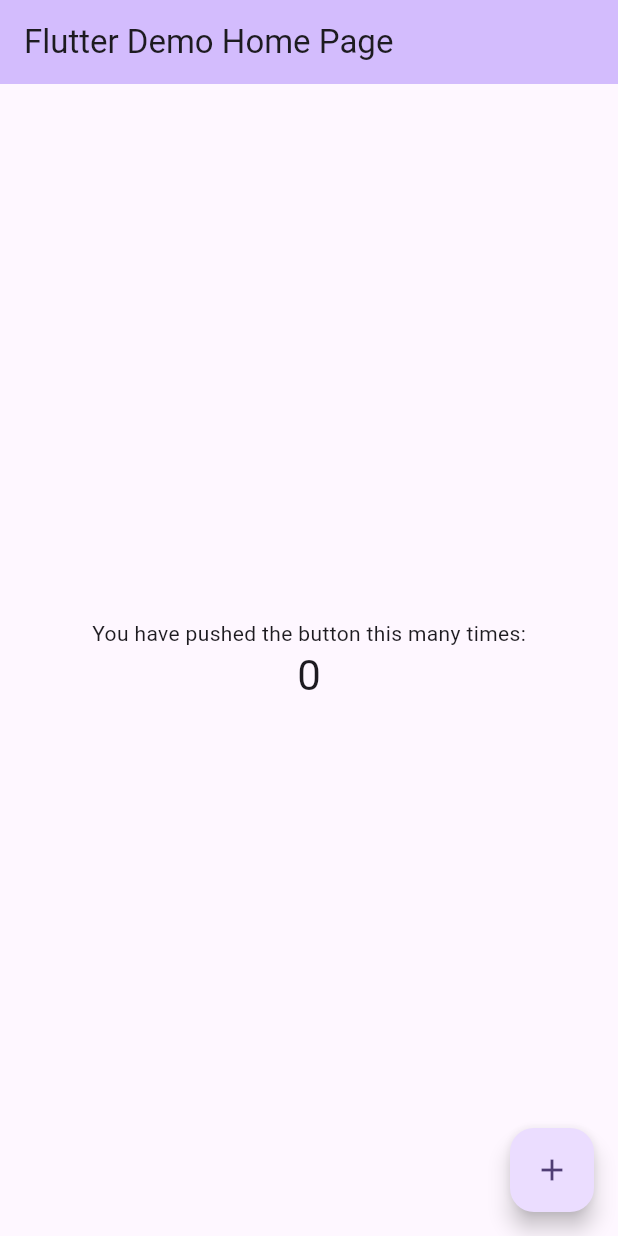
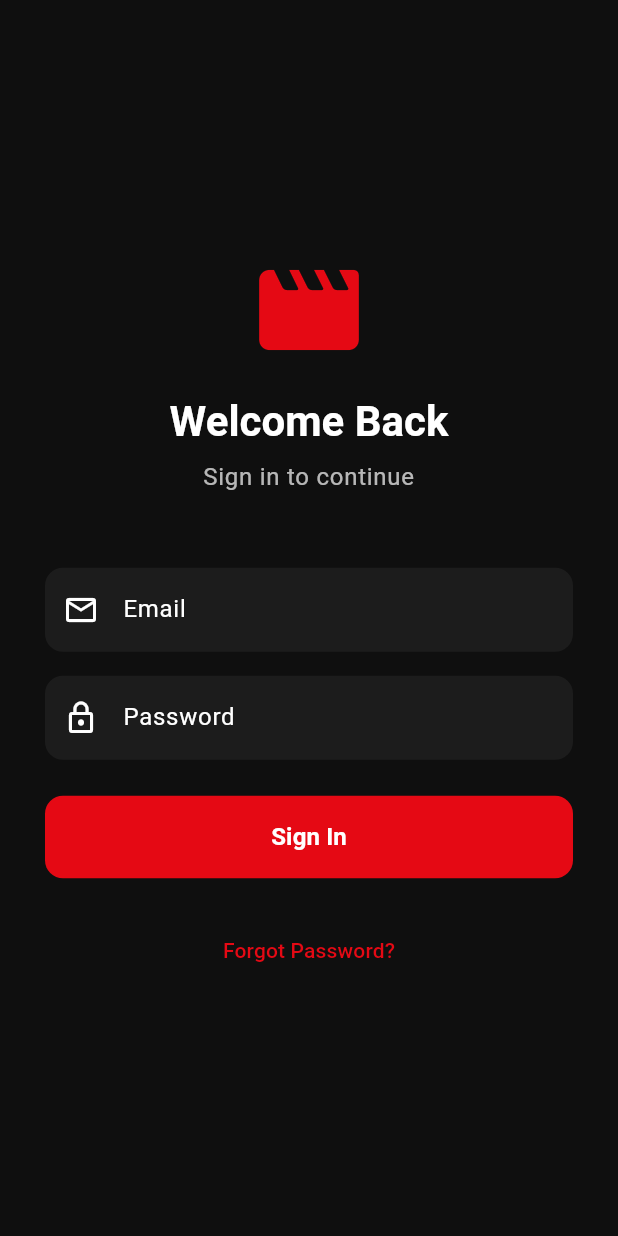
Before and after one commit to Semedii/uc-task-2, a Flutter app: the screen it shows after launch, on a phone screen of 412 x 824 dp. Run offline on Flutter 3.47's test engine with Material 3 defaults, Android fonts, the phone set to English and light mode, and no system bars; our stand-ins replace dio, flutter_hooks, flutter_secure_storage, freezed_annotation, hooks_riverpod, riverpod and 1 more; generated files the repository leaves out were written again.

Commit message:
:fire: implements login screen

```diff
--- a/lib/core/theme/app_theme.dart
+++ b/lib/core/theme/app_theme.dart
@@ -7,6 +7,55 @@ ThemeData buildAppTheme() {
     colorScheme: const ColorScheme.dark(primary: AppColors.primary),
     textTheme: const TextTheme(
       titleMedium: TextStyle(fontSize: 16, fontWeight: FontWeight.bold),
+      headlineMedium: TextStyle(
+        color: AppColors.textPrimary,
+        fontWeight: FontWeight.bold,
+      ),
     ),
+    elevatedButtonTheme: _elevatedButtonTheme,
+    inputDecorationTheme: _inputDecorationTheme,
+    iconTheme: _iconTheme,
   );
 }
+
+final ElevatedButtonThemeData _elevatedButtonTheme = ElevatedButtonThemeData(
+  style: ElevatedButton.styleFrom(
+    backgroundColor: AppColors.primary,
+    foregroundColor: Colors.white,
+    padding: const EdgeInsets.symmetric(vertical: 16),
+    shape: RoundedRectangleBorder(borderRadius: BorderRadius.circular(12)),
+    elevation: 0,
+  ),
+);
+
+final InputDecorationTheme _inputDecorationTheme = InputDecorationTheme(
+  filled: true,
+  fillColor: AppColors.card,
+
+  border: OutlineInputBorder(
+    borderRadius: BorderRadius.circular(12),
+    borderSide: BorderSide.none,
+  ),
+
+  enabledBorder: OutlineInputBorder(
+    borderRadius: BorderRadius.circular(12),
+    borderSide: BorderSide.none,
+  ),
+
+  focusedBorder: OutlineInputBorder(
+    borderRadius: BorderRadius.circular(12),
+    borderSide: const BorderSide(width: 1.5),
+  ),
+
+  errorBorder: OutlineInputBorder(
+    borderRadius: BorderRadius.circular(12),
+    borderSide: const BorderSide(color: Colors.red),
+  ),
+
+  contentPadding: const EdgeInsets.symmetric(horizontal: 16, vertical: 16),
+);
+
+final IconThemeData _iconTheme = IconThemeData(
+  color: AppColors.primary,
+  size: 20,
+);
--- /dev/null
+++ b/lib/features/auth/presentation/login_screen.dart
@@ -0,0 +1,194 @@
+import 'package:flutter/material.dart';
+import 'package:flutter_hooks/flutter_hooks.dart';
+import 'package:hooks_riverpod/hooks_riverpod.dart';
+import 'package:uc_task_2/core/theme/app_colors.dart';
+import 'package:uc_task_2/features/auth/application/auth_notifier.dart';
+
+class LoginScreen extends HookConsumerWidget {
+  const LoginScreen({super.key});
+
+  @override
+  Widget build(BuildContext context, WidgetRef ref) {
+    final theme = Theme.of(context);
+    final authState = ref.watch(authNotifierProvider);
+    final isLoading = authState.isLoading;
+    final authError = authState.error?.toString() ?? '';
+
+    final emailController = useTextEditingController();
+    final passwordController = useTextEditingController();
+    final formKey = useMemoized(() => GlobalKey<FormState>());
+
+    final emailFocus = useFocusNode();
+    final passwordFocus = useFocusNode();
+
+    final emailError = useState<String?>(null);
+    final passwordError = useState<String?>(null);
+
+    Future<void> submit() async {
+      emailError.value = null;
+      passwordError.value = null;
+
+      if (!formKey.currentState!.validate()) return;
+
+      final email = emailController.text.trim();
+      final password = passwordController.text.trim();
+
+      await ref.read(authNotifierProvider.notifier).login(email, password);
+    }
+
+    return Scaffold(
+      backgroundColor: AppColors.background,
+      body: SafeArea(
+        child: Center(
+          child: ConstrainedBox(
+            constraints: const BoxConstraints(maxWidth: 400),
+            child: SingleChildScrollView(
+              padding: const EdgeInsets.all(24),
+              child: Form(
+                key: formKey,
+                child: Column(
+                  mainAxisAlignment: MainAxisAlignment.center,
+                  crossAxisAlignment: CrossAxisAlignment.stretch,
+                  children: [
+                    _buildHeader(theme),
+                    const SizedBox(height: 48),
+                    _buildEmailField(
+                      emailController,
+                      emailFocus,
+                      passwordFocus,
+                      emailError,
+                    ),
+                    const SizedBox(height: 16),
+                    _buildPasswordField(
+                      passwordController,
+                      passwordFocus,
+                      passwordError,
+                      submit,
+                    ),
+                    const SizedBox(height: 24),
+                    if (authError.isNotEmpty) _buildErrorMessage(authError),
+                    _buildLoginButton(isLoading, submit),
+                    const SizedBox(height: 24),
+                    _buildForgotPasswordButton(),
+                  ],
+                ),
+              ),
+            ),
+          ),
+        ),
+      ),
+    );
+  }
+
+  Widget _buildHeader(ThemeData theme) {
+    return Column(
+      children: [
+        _buildHeaderIcon(),
+        const SizedBox(height: 16),
+        _buildHeaderTitle(theme),
+        const SizedBox(height: 8),
+        _buildHeaderSubtitle(theme),
+      ],
+    );
+  }
+
+  Icon _buildHeaderIcon() {
+    return const Icon(Icons.movie_creation_rounded, size: 80);
+  }
+
+  Text _buildHeaderTitle(ThemeData theme) {
+    return Text(
+      'Welcome Back',
+      style: theme.textTheme.headlineMedium,
+      textAlign: TextAlign.center,
+    );
+  }
+
+  Text _buildHeaderSubtitle(ThemeData theme) {
+    return Text(
+      'Sign in to continue',
+      style: theme.textTheme.bodyLarge?.copyWith(
+        color: AppColors.textSecondary,
+      ),
+      textAlign: TextAlign.center,
+    );
+  }
+
+  Widget _buildEmailField(
+    TextEditingController controller,
+    FocusNode emailFocus,
+    FocusNode passwordFocus,
+    ValueNotifier<String?> emailError,
+  ) {
+    return TextFormField(
+      controller: controller,
+      focusNode: emailFocus,
+      keyboardType: TextInputType.emailAddress,
+      textInputAction: TextInputAction.next,
+      onFieldSubmitted: (_) => passwordFocus.requestFocus(),
+      decoration: InputDecoration(
+        labelText: 'Email',
+        prefixIcon: const Icon(Icons.email_outlined),
+      ),
+      validator: (v) => v?.trim().isEmpty ?? true ? 'Email is required' : null,
+    );
+  }
+
+  Widget _buildPasswordField(
+    TextEditingController controller,
+    FocusNode focus,
+    ValueNotifier<String?> error,
+    VoidCallback onSubmit,
+  ) {
+    return TextFormField(
+      controller: controller,
+      focusNode: focus,
+      obscureText: true,
+      textInputAction: TextInputAction.done,
+      onFieldSubmitted: (_) => onSubmit(),
+      decoration: InputDecoration(
+        labelText: 'Password',
+        prefixIcon: const Icon(Icons.lock_outline),
+      ),
+      validator: (v) =>
+          v?.trim().isEmpty ?? true ? 'Password is required' : null,
+    );
+  }
+
+  Widget _buildErrorMessage(String message) {
+    return Padding(
+      padding: const EdgeInsets.only(bottom: 16),
+      child: Text(
+        message,
+        style: const TextStyle(color: Colors.redAccent),
+        textAlign: TextAlign.center,
+      ),
+    );
+  }
+
+  Widget _buildLoginButton(bool isLoading, VoidCallback onPressed) {
+    return ElevatedButton(
+      onPressed: isLoading ? null : onPressed,
+      child: isLoading ? _buildIsLoadingIndicator() : _buildSignInText(),
+    );
+  }
+
+  SizedBox _buildIsLoadingIndicator() {
+    return const SizedBox(
+      height: 20,
+      width: 20,
+      child: CircularProgressIndicator(color: Colors.white, strokeWidth: 2.5),
+    );
+  }
+
+  Text _buildSignInText() {
+    return const Text(
+      'Sign In',
+      style: TextStyle(fontSize: 16, fontWeight: FontWeight.bold),
+    );
+  }
+
+  Widget _buildForgotPasswordButton() {
+    return TextButton(onPressed: () {}, child: const Text('Forgot Password?'));
+  }
+}
--- a/lib/main.dart
+++ b/lib/main.dart
@@ -1,122 +1,35 @@
 import 'package:flutter/material.dart';
+import 'package:hooks_riverpod/hooks_riverpod.dart';
+import 'package:uc_task_2/core/theme/app_theme.dart';
+import 'package:uc_task_2/features/auth/application/auth_notifier.dart';
+import 'package:uc_task_2/features/auth/domain/auth_state.dart';
+import 'package:uc_task_2/features/auth/presentation/login_screen.dart';
 
 void main() {
-  runApp(const MyApp());
+  runApp(const ProviderScope(child: MyApp()));
 }
 
-class MyApp extends StatelessWidget {
+class MyApp extends ConsumerWidget {
   const MyApp({super.key});
 
-  // This widget is the root of your application.
   @override
-  Widget build(BuildContext context) {
+  Widget build(BuildContext context, WidgetRef ref) {
+    final authState = ref.watch(authNotifierProvider);
+
     return MaterialApp(
-      title: 'Flutter Demo',
-      theme: ThemeData(
-        // This is the theme of your application.
-        //
-        // TRY THIS: Try running your application with "flutter run". You'll see
-        // the application has a purple toolbar. Then, without quitting the app,
-        // try changing the seedColor in the colorScheme below to Colors.green
-        // and then invoke "hot reload" (save your changes or press the "hot
-        // reload" button in a Flutter-supported IDE, or press "r" if you used
-        // the command line to start the app).
-        //
-        // Notice that the counter didn't reset back to zero; the application
-        // state is not lost during the reload. To reset the state, use hot
-        // restart instead.
-        //
-        // This works for code too, not just values: Most code changes can be
-        // tested with just a hot reload.
-        colorScheme: ColorScheme.fromSeed(seedColor: Colors.deepPurple),
+      title: 'UniqCast',
+      debugShowCheckedModeBanner: false,
+      theme: buildAppTheme(),
+      darkTheme: buildAppTheme(),
+      themeMode: ThemeMode.dark,
+      home: authState.when(
+        data: (state) => state.maybeWhen(
+          authenticated: (_) => Container(), //TODO: home screen
+          orElse: () => const LoginScreen(),
+        ),
+        loading: () => Container(), //TODO: loading screen
+        error: (err, st) => Container(), //TODO: error Screen
       ),
-      home: const MyHomePage(title: 'Flutter Demo Home Page'),
     );
   }
 }
-
-class MyHomePage extends StatefulWidget {
-  const MyHomePage({super.key, required this.title});
-
-  // This widget is the home page of your application. It is stateful, meaning
-  // that it has a State object (defined below) that contains fields that affect
-  // how it looks.
-
-  // This class is the configuration for the state. It holds the values (in this
-  // case the title) provided by the parent (in this case the App widget) and
-  // used by the build method of the State. Fields in a Widget subclass are
-  // always marked "final".
-
-  final String title;
-
-  @override
-  State<MyHomePage> createState() => _MyHomePageState();
-}
-
-class _MyHomePageState extends State<MyHomePage> {
-  int _counter = 0;
-
-  void _incrementCounter() {
-    setState(() {
-      // This call to setState tells the Flutter framework that something has
-      // changed in this State, which causes it to rerun the build method below
-      // so that the display can reflect the updated values. If we changed
-      // _counter without calling setState(), then the build method would not be
-      // called again, and so nothing would appear to happen.
-      _counter++;
-    });
-  }
-
-  @override
-  Widget build(BuildContext context) {
-    // This method is rerun every time setState is called, for instance as done
-    // by the _incrementCounter method above.
-    //
-    // The Flutter framework has been optimized to make rerunning build methods
-    // fast, so that you can just rebuild anything that needs updating rather
-    // than having to individually change instances of widgets.
-    return Scaffold(
-      appBar: AppBar(
-        // TRY THIS: Try changing the color here to a specific color (to
-        // Colors.amber, perhaps?) and trigger a hot reload to see the AppBar
-        // change color while the other colors stay the same.
-        backgroundColor: Theme.of(context).colorScheme.inversePrimary,
-        // Here we take the value from the MyHomePage object that was created by
-        // the App.build method, and use it to set our appbar title.
-        title: Text(widget.title),
-      ),
-      body: Center(
-        // Center is a layout widget. It takes a single child and positions it
-        // in the middle of the parent.
-        child: Column(
-          // Column is also a layout widget. It takes a list of children and
-          // arranges them vertically. By default, it sizes itself to fit its
-          // children horizontally, and tries to be as tall as its parent.
-          //
-          // Column has various properties to control how it sizes itself and
-          // how it positions its children. Here we use mainAxisAlignment to
-          // center the children vertically; the main axis here is the vertical
-          // axis because Columns are vertical (the cross axis would be
-          // horizontal).
-          //
-          // TRY THIS: Invoke "debug painting" (choose the "Toggle Debug Paint"
-          // action in the IDE, or press "p" in the console), to see the
-          // wireframe for each widget.
-          mainAxisAlignment: MainAxisAlignment.center,
-          children: <Widget>[
-            const Text('You have pushed the button this many times:'),
-            Text(
-              '$_counter',
-              style: Theme.of(context).textTheme.headlineMedium,
-            ),
-          ],
-        ),
-      ),
-      floatingActionButton: FloatingActionButton(
-        onPressed: _incrementCounter,
-        tooltip: 'Increment',
-        child: const Icon(Icons.add),
-      ), // This trailing comma makes auto-formatting nicer for build methods.
-    );
-  }
-}
--- a/pubspec.yaml
+++ b/pubspec.yaml
@@ -44,7 +44,7 @@ dependencies:
   build: ^2.4.2
   source_gen: ^2.0.0
   dio: ^5.9.1
-
+  flutter_hooks: ^0.21.3+1
   hooks_riverpod: any
   flutter_secure_storage: ^10.0.0
 
```
Also changed, not shown: pubspec.lock.
